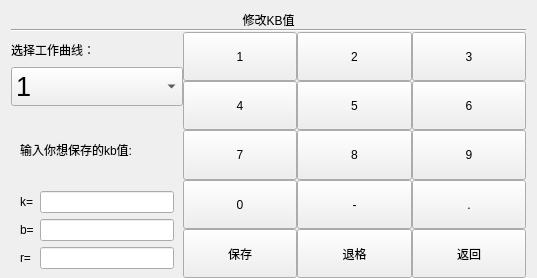
This is modify_kb_value.ui in urielyan/kairen_ok335xs as Qt 5 draws it before an edit. The edited form follows.
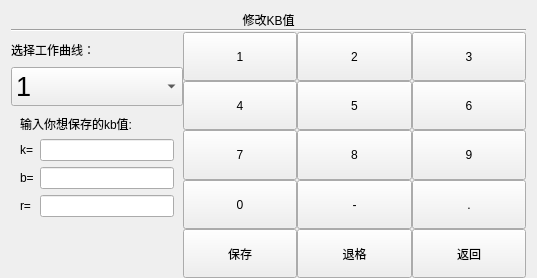
This is the edited form. Custom widgets are drawn as their Qt base class.

Diff of the .ui file:
```diff
--- a/modify_kb_value.ui
+++ b/modify_kb_value.ui
@@ -218,6 +218,19 @@
               </item>
              </layout>
             </item>
+            <item row="1" column="0">
+             <spacer name="verticalSpacer">
+              <property name="orientation">
+               <enum>Qt::Vertical</enum>
+              </property>
+              <property name="sizeHint" stdset="0">
+               <size>
+                <width>20</width>
+                <height>40</height>
+               </size>
+              </property>
+             </spacer>
+            </item>
            </layout>
           </widget>
          </item>
```
Left out of the diff: 2 changed lines with no effect on the pictures.
